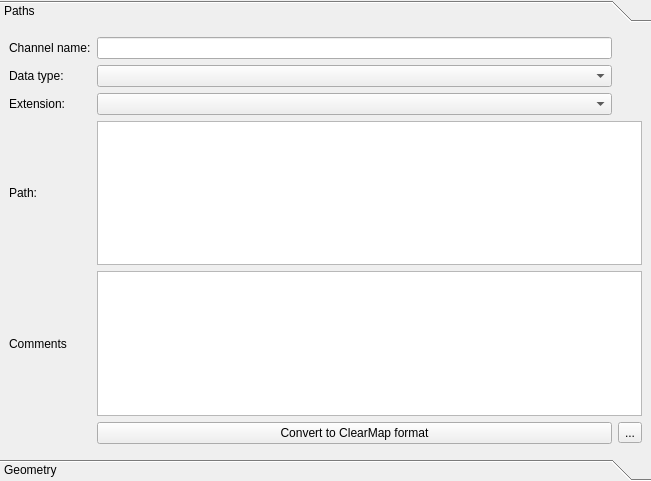
First picture: the form in ClearMap/gui/creator/channel_params.ui, repository ClearAnatomics/ClearMap, before the edit.
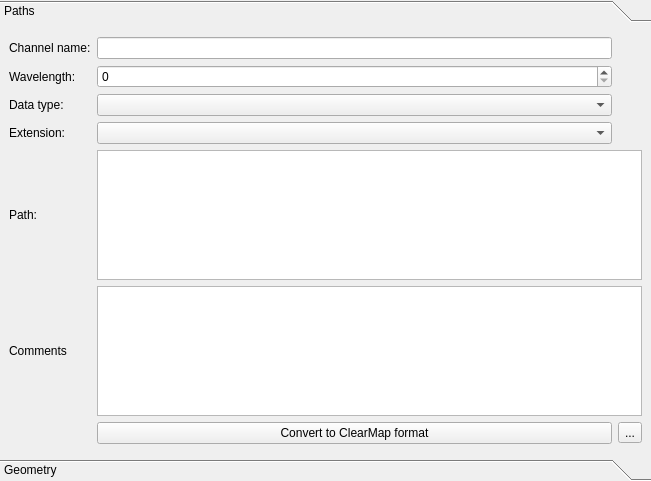
Second picture: the form after the edit. Icons and pictures are not drawn.

Commit message: IMPROVEMENT: Adds wavelength attribute to sample params

```diff
--- a/ClearMap/gui/creator/channel_params.ui
+++ b/ClearMap/gui/creator/channel_params.ui
@@ -44,57 +44,30 @@
        <string>Paths</string>
       </attribute>
       <layout class="QGridLayout" name="gridLayout">
-       <item row="0" column="0">
-        <widget class="QLabel" name="label">
-         <property name="text">
-          <string>Channel name:</string>
-         </property>
-        </widget>
-       </item>
-       <item row="0" column="1">
-        <widget class="QLineEdit" name="nameLineEdit"/>
-       </item>
-       <item row="1" column="0">
-        <widget class="QLabel" name="label_2">
-         <property name="text">
-          <string>Data type:</string>
-         </property>
-        </widget>
-       </item>
-       <item row="1" column="1">
-        <widget class="QComboBox" name="dataTypeComboBox"/>
-       </item>
-       <item row="2" column="0">
-        <widget class="QLabel" name="label_3">
-         <property name="text">
-          <string>Extension:</string>
-         </property>
-        </widget>
-       </item>
-       <item row="2" column="1">
-        <widget class="QComboBox" name="extensionComboBox"/>
-       </item>
-       <item row="3" column="0">
-        <widget class="QLabel" name="label_4">
-         <property name="text">
-          <string>Path:</string>
-         </property>
-        </widget>
-       </item>
-       <item row="3" column="1" colspan="2">
-        <widget class="QPlainTextEdit" name="pathPlainTextEdit"/>
-       </item>
-       <item row="4" column="0">
+       <item row="5" column="0">
         <widget class="QLabel" name="label_5">
          <property name="text">
           <string>Comments</string>
          </property>
         </widget>
        </item>
+       <item row="3" column="1">
+        <widget class="QComboBox" name="extensionComboBox"/>
+       </item>
+       <item row="2" column="1">
+        <widget class="QComboBox" name="dataTypeComboBox"/>
+       </item>
+       <item row="2" column="0">
+        <widget class="QLabel" name="label_2">
+         <property name="text">
+          <string>Data type:</string>
+         </property>
+        </widget>
+       </item>
        <item row="4" column="1" colspan="2">
-        <widget class="QPlainTextEdit" name="commentsPlainTextEdit"/>
+        <widget class="QPlainTextEdit" name="pathPlainTextEdit"/>
        </item>
-       <item row="5" column="1">
+       <item row="6" column="1">
         <widget class="QPushButton" name="convertToClearMapPushButton">
          <property name="whatsThis">
           <string>&lt;html&gt;&lt;head/&gt;&lt;body&gt;&lt;p&gt;This will convert your sample to be compatible with ClearMap. There are 4 options:&lt;/p&gt;&lt;p&gt;&lt;span style=&quot; font-weight:700;&quot;&gt;Tiled sample (with x/y pattern)&lt;/span&gt;&lt;/p&gt;&lt;p&gt;The tiles will be converted to numpy. &lt;/p&gt;&lt;p&gt;&lt;span style=&quot; font-weight:700;&quot;&gt;Single numpy file &lt;/span&gt;&lt;/p&gt;&lt;p&gt;The file will be renamed. &lt;/p&gt;&lt;p&gt;&lt;span style=&quot; font-weight:700;&quot;&gt;Single file of supported format &lt;/span&gt;&lt;/p&gt;&lt;p&gt;The file will be converted to numpy. &lt;/p&gt;&lt;p&gt;&lt;span style=&quot; font-weight:700;&quot;&gt;List of files with Z pattern &lt;/span&gt;&lt;/p&gt;&lt;p&gt;The layers will be stacked into a single numpy file. &lt;/p&gt;&lt;/body&gt;&lt;/html&gt;</string>
@@ -104,7 +77,17 @@
          </property>
         </widget>
        </item>
-       <item row="5" column="2">
+       <item row="1" column="0">
+        <widget class="QLabel" name="label_8">
+         <property name="text">
+          <string>Wavelength:</string>
+         </property>
+        </widget>
+       </item>
+       <item row="5" column="1" colspan="2">
+        <widget class="QPlainTextEdit" name="commentsPlainTextEdit"/>
+       </item>
+       <item row="6" column="2">
         <widget class="QToolButton" name="convertToClearMapPushButtonInfoToolButton">
          <property name="text">
           <string>...</string>
@@ -115,6 +98,33 @@
          </property>
         </widget>
        </item>
+       <item row="0" column="1">
+        <widget class="QLineEdit" name="nameLineEdit"/>
+       </item>
+       <item row="3" column="0">
+        <widget class="QLabel" name="label_3">
+         <property name="text">
+          <string>Extension:</string>
+         </property>
+        </widget>
+       </item>
+       <item row="4" column="0">
+        <widget class="QLabel" name="label_4">
+         <property name="text">
+          <string>Path:</string>
+         </property>
+        </widget>
+       </item>
+       <item row="0" column="0">
+        <widget class="QLabel" name="label">
+         <property name="text">
+          <string>Channel name:</string>
+         </property>
+        </widget>
+       </item>
+       <item row="1" column="1">
+        <widget class="QSpinBox" name="wavelengthSpinBox"/>
+       </item>
       </layout>
      </widget>
      <widget class="QWidget" name="geometryPage">
```
The commit also changes 3 other files.
